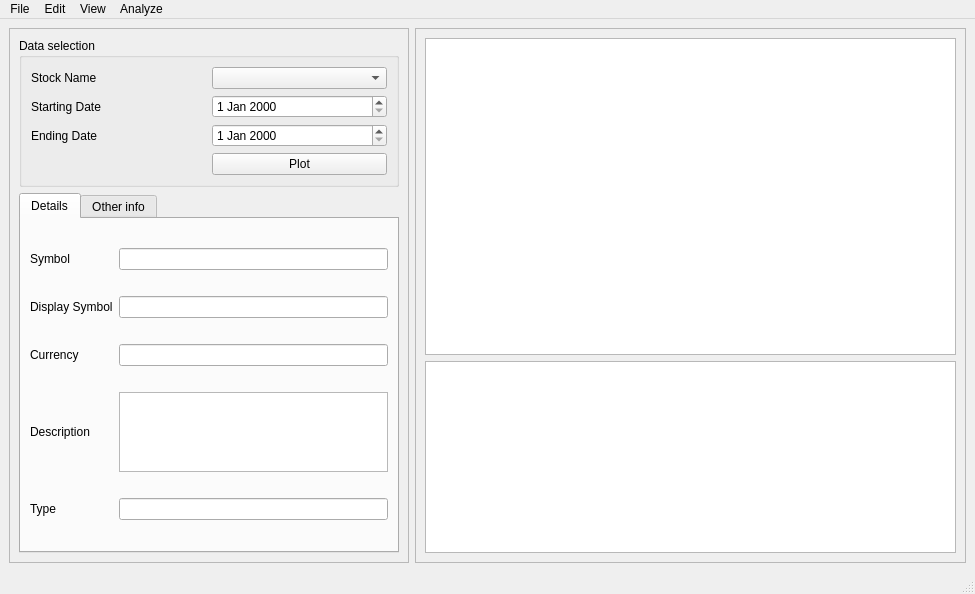
Before: the Qt Designer form mainwindow.ui in IgnacioOchoa/stocks_visual, drawn with Qt 5.
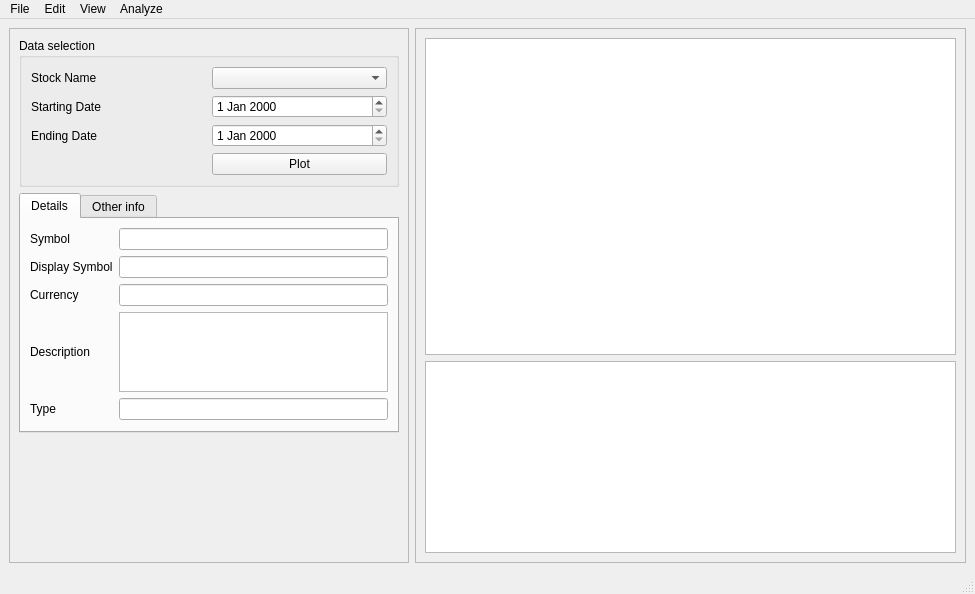
After: the same form once the commit is applied. Custom widgets are drawn as their Qt base class.

```diff
--- a/mainwindow.ui
+++ b/mainwindow.ui
@@ -195,6 +195,19 @@
          </widget>
         </widget>
        </item>
+       <item>
+        <spacer name="verticalSpacer">
+         <property name="orientation">
+          <enum>Qt::Vertical</enum>
+         </property>
+         <property name="sizeHint" stdset="0">
+          <size>
+           <width>20</width>
+           <height>40</height>
+          </size>
+         </property>
+        </spacer>
+       </item>
       </layout>
      </widget>
     </item>
```
Left out of the diff: 50 changed lines with no effect on the pictures.
